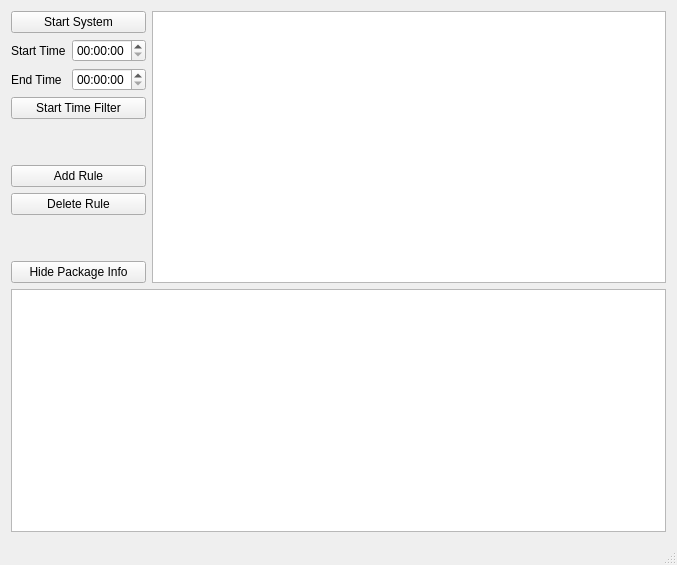
RazorK/packet-filtering-firewall, file firewall/mainwindow.ui: the form before one commit.
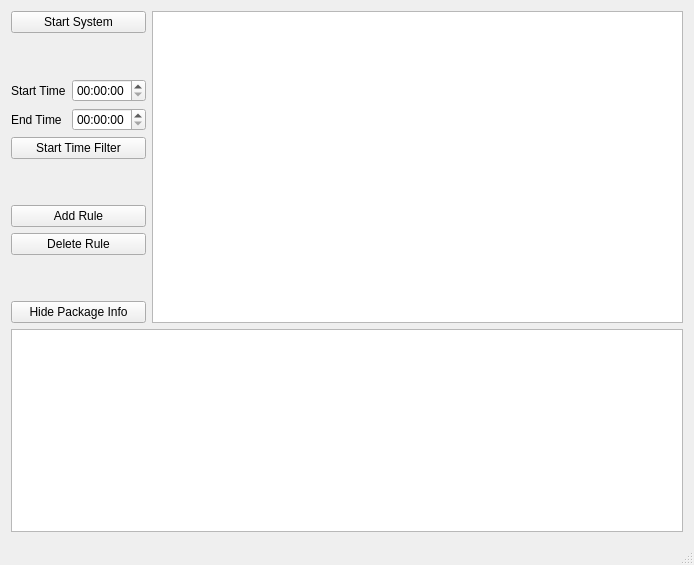
The form after the commit.

```diff
--- a/firewall/mainwindow.ui
+++ b/firewall/mainwindow.ui
@@ -6,7 +6,7 @@
    <rect>
     <x>0</x>
     <y>0</y>
-    <width>677</width>
+    <width>694</width>
     <height>565</height>
    </rect>
   </property>
@@ -32,6 +32,19 @@
           </property>
          </widget>
         </item>
+        <item>
+         <spacer name="verticalSpacer_3">
+          <property name="orientation">
+           <enum>Qt::Vertical</enum>
+          </property>
+          <property name="sizeHint" stdset="0">
+           <size>
+            <width>20</width>
+            <height>40</height>
+           </size>
+          </property>
+         </spacer>
+        </item>
         <item>
          <layout class="QVBoxLayout" name="verticalLayout_2">
           <item>
```
Left out of the diff: 2 changed lines with no effect on the pictures.
